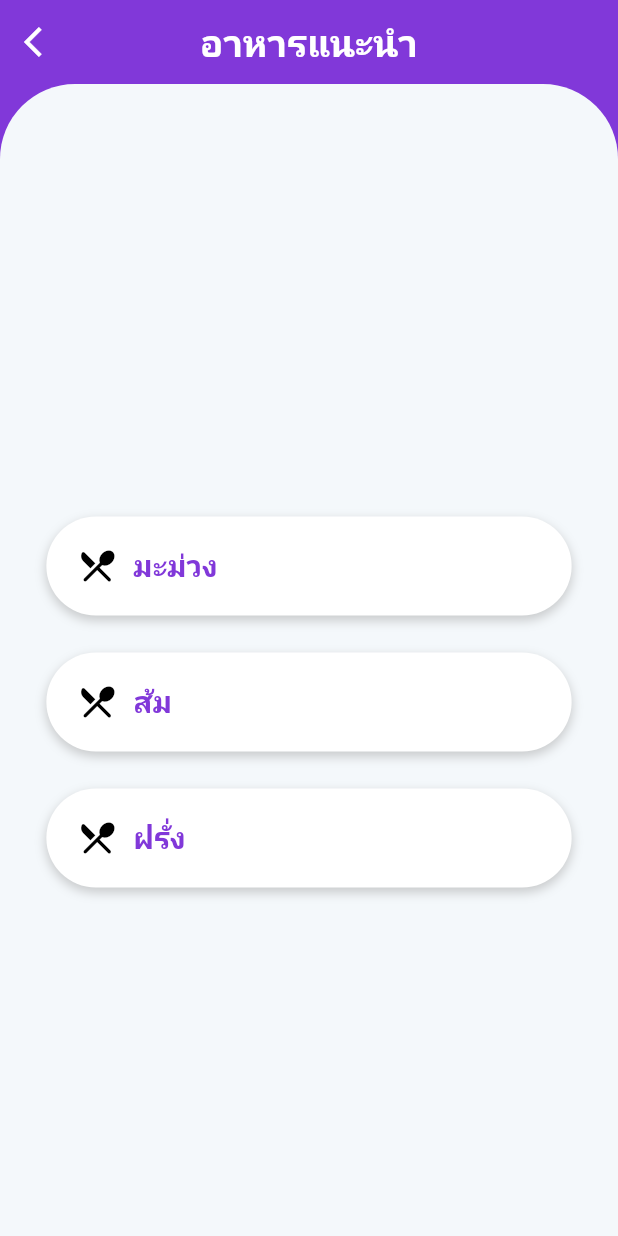
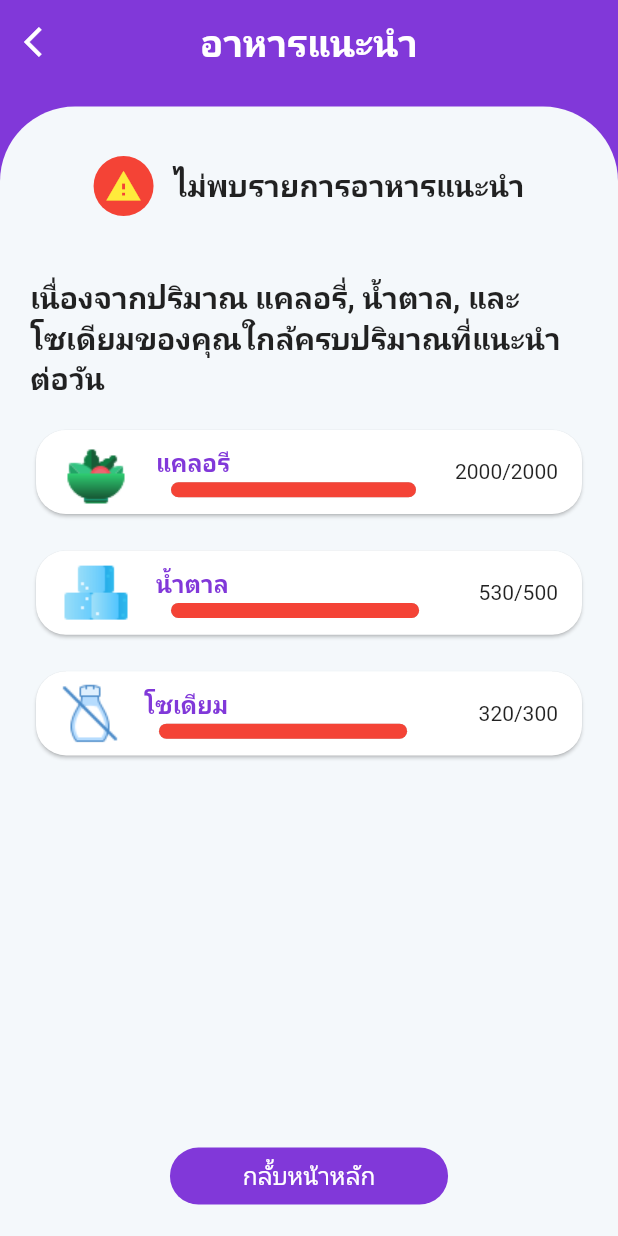
Before and after one commit to cickpoo0121/elder_eate, a Flutter app: the FoodRecommend screen opened directly, on a phone screen of 412 x 824 dp. Run offline on Flutter 3.47's test engine with Material 2 defaults, Android fonts, the phone set to English and light mode, and no system bars; drawn by our look-alikes of getwidget; our stand-ins replace flutter_svg; Roboto replaces fonts that are missing (IBMPlexSansThai).

Commit message:
food recommend เสร็จแล้ว

```diff
--- a/lib/main.dart
+++ b/lib/main.dart
@@ -2,6 +2,7 @@ import 'package:elder_eate/constant.dart';
 import 'package:elder_eate/screens/dailyEat/dailyEat.dart';
 import 'package:elder_eate/screens/food/addMeal.dart';
 import 'package:elder_eate/screens/food/foodDetail.dart';
+import 'package:elder_eate/screens/foodRecommend/foodRecommend.dart';
 import 'package:elder_eate/screens/home/body.dart';
 import 'package:elder_eate/screens/home/home.dart';
 import 'package:elder_eate/screens/init/disease.dart';
@@ -12,7 +13,6 @@ import 'package:elder_eate/screens/init/username.dart';
 import 'package:elder_eate/screens/init/weighHeight.dart';
 import 'package:elder_eate/screens/main/searchFood.dart';
 import 'package:elder_eate/screens/main/camera.dart';
-import 'package:elder_eate/screens/main/foodRecommend.dart';
 import 'package:elder_eate/screens/main/profile.dart';
 import 'package:flutter/material.dart';
 
@@ -38,6 +38,7 @@ void main() {
         '/Profile': (context) => Profile(),
         '/Camera': (context) => Camera(),
         '/SearchFood': (context) => SearchFood(),
+        '/FoodRecommend': (context) => FoodRecommend(),
       },
       theme: ThemeData(
         // primaryColor: Colors.red,
--- a/lib/screens/food/addMeal.dart
+++ b/lib/screens/food/addMeal.dart
@@ -31,6 +31,27 @@ class _AddMealState extends State<AddMeal> {
     }
   }
 
+// jump to daily eate page
+  goDailyEat() {
+    Navigator.of(context).pushAndRemoveUntil(MaterialPageRoute(
+      builder: (BuildContext context) {
+        return Home(
+          currentPage: 2,
+        );
+      },
+    ), (route) => false);
+
+    // .push(
+    //   MaterialPageRoute(
+    //     builder: (BuildContext context) {
+    //       return Home(
+    //         currentPage: 2,
+    //       );
+    //     },
+    //   ),
+    // );
+  }
+
   alert() {
     showDialog(
         context: context,
@@ -50,7 +71,9 @@ class _AddMealState extends State<AddMeal> {
             ),
             actions: [
               ElevatedButton(
-                onPressed: () {},
+                onPressed: () {
+                  goDailyEat();
+                },
                 child: Text(
                   'ยืนยัน',
                 ),
@@ -60,7 +83,9 @@ class _AddMealState extends State<AddMeal> {
                 ),
               ),
               ElevatedButton(
-                onPressed: () {},
+                onPressed: () {
+                  Navigator.pushReplacementNamed(context, '/FoodRecommend');
+                },
                 child: Text(
                   'อาหารทดแทน',
                   // style: TextStyle(color: Colors.red),
@@ -224,14 +249,8 @@ class _AddMealState extends State<AddMeal> {
                         onPressed: () {
                           // Navigator.pushNamed(context, '/Home');
 
-                          // Navigator.of(context).push(MaterialPageRoute(
-                          //     builder: (BuildContext context) {
-                          //   return Home(
-                          //     currentPage: 2,
-                          //   );
-                          // }));
                           checkDayNutri();
-                          overNutri != null ? alert() : '';
+                          overNutri != null ? alert() : goDailyEat();
                         },
                         child: Text("เพิ่มประวัติการกิน",
                             style: TextStyle(fontSize: 16)),
--- /dev/null
+++ b/lib/screens/foodRecommend/body.dart
@@ -0,0 +1,146 @@
+import 'package:elder_eate/component/nutritionPerDay.dart';
+import 'package:elder_eate/constant.dart';
+import 'package:flutter/material.dart';
+
+class FoodRecommendBody extends StatefulWidget {
+  const FoodRecommendBody({
+    Key? key,
+    // required this.calories,
+    // required this.sugar,
+    // required this.sodium,
+  }) : super(key: key);
+
+  // final int calories;
+  // final int sugar;
+  // final int sodium;
+
+  @override
+  _FoodRecommendBodyState createState() => _FoodRecommendBodyState();
+}
+
+class _FoodRecommendBodyState extends State<FoodRecommendBody> {
+  // int _calories = 0;
+  // int _sugar = 0;
+  // int _sodium = 0;
+  int event = 0; // 1 คือ รายละเอียดอาหาร , 0 รายการอาหาร
+  List<String> _icon = [
+    "assets/images/food.png",
+    "assets/images/drink.png",
+    "assets/images/dessert.png",
+    "assets/images/fruit.png"
+  ];
+  List<Map<String, dynamic>> _nutritionData = [
+    {"menu": "ข้าวต้มหมู", "datetime": DateTime.now()},
+    {"menu": "ข้าวกะเพรา", "datetime": DateTime.now()},
+    {"menu": "ข้าวพัด", "datetime": DateTime.now()},
+    {"menu": "แกงจีด", "datetime": DateTime.now()},
+  ];
+
+  List<double> nutritionValue = [2000, 530, 320];
+  List<double> maxNutrition = [2000, 500, 300];
+
+  @override
+  void initState() {
+    super.initState();
+    // _calories = widget.calories;
+    // _sugar = widget.sugar;
+    // _sodium = widget.sodium;
+  }
+
+  @override
+  Widget build(BuildContext context) {
+    Size size = MediaQuery.of(context).size;
+    return noRecommend(size);
+  }
+
+  Widget haveRecommend(size) {
+    return ListView.builder(
+      shrinkWrap: true,
+      itemCount: _icon.length,
+      itemBuilder: (context, index) {
+        return Column(
+          children: [
+            SizedBox(
+              height: size.height * 0.02,
+            ),
+            Card(
+              shape: RoundedRectangleBorder(
+                  borderRadius: BorderRadius.circular(20)),
+              child: ListTile(
+                onTap: () => Navigator.pushNamed(context, '/FoodDetail',
+                    arguments: event),
+                leading: Image.asset(
+                  _icon[0],
+                  height: size.height * 0.07,
+                ),
+                title: Padding(
+                  padding: const EdgeInsets.only(left: 20),
+                  child: Text(
+                    _nutritionData[index]['menu'],
+                    // textAlign: TextAlign.left,
+                    style: TextStyle(
+                        color: pDetailTxtColor,
+                        fontWeight: FontWeight.bold,
+                        fontSize: 18),
+                  ),
+                ),
+                // trailing: Padding(
+                //   padding: const EdgeInsets.only(left: 20),
+                //   child: Text(
+                //     _nutritionData[index]['menu'],
+                //     // textAlign: TextAlign.left,
+                //     style: TextStyle(
+                //         color: pDetailTxtColor,
+                //         fontWeight: FontWeight.bold,
+                //         fontSize: 18),
+                //   ),
+                // ),
+              ),
+            ),
+          ],
+        );
+      },
+    );
+  }
+
+  Widget noRecommend(size) {
+    return Column(
+      children: [
+        SizedBox(
+          height: size.height * 0.02,
+        ),
+        Row(
+          mainAxisAlignment: MainAxisAlignment.center,
+          children: [
+            CircleAvatar(
+              // radius: size.width * 0.05,
+              backgroundColor: Colors.red,
+              foregroundColor: Colors.yellow,
+              child: Icon(
+                Icons.warning,
+                // color: Colors.yellow,
+                size: size.width * 0.06,
+              ),
+            ),
+            SizedBox(
+              width: size.width * 0.03,
+            ),
+            Text(
+              'ไม่พบรายการอาหารแนะนำ',
+              style: TextStyle(fontSize: 20, fontWeight: FontWeight.bold),
+            )
+          ],
+        ),
+        SizedBox(
+          height: size.height * 0.05,
+        ),
+        Text(
+          'เนื่องจากปริมาณ แคลอรี่, น้ำตาล, และโซเดียมของคุณใกล้ครบปริมาณที่แนะนำต่อวัน',
+          style: TextStyle(fontSize: 20, fontWeight: FontWeight.bold),
+        ),
+        NutritionPerDay(
+            nutritionValue: nutritionValue, maxNutrition: maxNutrition)
+      ],
+    );
+  }
+}
--- /dev/null
+++ b/lib/screens/foodRecommend/foodRecommend.dart
@@ -0,0 +1,78 @@
+import 'package:elder_eate/constant.dart';
+import 'package:elder_eate/screens/foodRecommend/body.dart';
+import 'package:flutter/material.dart';
+
+class FoodRecommend extends StatefulWidget {
+  const FoodRecommend({Key? key}) : super(key: key);
+
+  @override
+  _FoodRecommendState createState() => _FoodRecommendState();
+}
+
+class _FoodRecommendState extends State<FoodRecommend> {
+  @override
+  Widget build(BuildContext context) {
+    Size size = MediaQuery.of(context).size;
+
+    return Scaffold(
+      backgroundColor: pHeaderTabColor,
+      resizeToAvoidBottomInset: false,
+      appBar: AppBar(
+        leading: IconButton(
+          icon: Icon(Icons.arrow_back_ios, color: Colors.white),
+          onPressed: () => Navigator.of(context).pop(),
+        ),
+        backgroundColor: pHeaderTabColor,
+        centerTitle: true,
+        title: Text(
+          'อาหารแนะนำ',
+          style: Theme.of(context).textTheme.headline1,
+        ),
+        elevation: 0.0,
+      ),
+      body: SingleChildScrollView(
+        child: Padding(
+          padding: const EdgeInsets.only(top: 15),
+          child: ConstrainedBox(
+            constraints:
+                BoxConstraints(minHeight: size.height, minWidth: size.width),
+            child: Container(
+              decoration: BoxDecoration(
+                color: pBackgroundColor,
+                borderRadius: BorderRadius.only(
+                  topLeft: Radius.circular(50),
+                  topRight: Radius.circular(50),
+                ),
+              ),
+              child: Padding(
+                padding: pPadding,
+                child: Column(
+                  crossAxisAlignment: CrossAxisAlignment.center,
+                  children: [
+                    SizedBox(
+                      height: size.height * 0.02,
+                    ),
+                    FoodRecommendBody(),
+                  ],
+                ),
+              ),
+            ),
+          ),
+        ),
+      ),
+      floatingActionButtonLocation: FloatingActionButtonLocation.centerFloat,
+      floatingActionButton: Container(
+        width: size.width * 0.45,
+        child: TextButton(
+          onPressed: () {
+            Navigator.pushReplacementNamed(context, '/Home');
+          },
+          child: Text(
+            'กลั้บหน้าหลัก',
+            style: TextStyle(fontSize: 16),
+          ),
+        ),
+      ),
+    );
+  }
+}
--- a/lib/screens/home/body.dart
+++ b/lib/screens/home/body.dart
@@ -1,4 +1,4 @@
-import 'package:elder_eate/screens/home/nutritionPerDay.dart';
+import 'package:elder_eate/component/nutritionPerDay.dart';
 import 'package:elder_eate/constant.dart';
 import 'package:flutter/material.dart';
 import 'package:flutter_svg/flutter_svg.dart';
--- a/lib/screens/main/foodRecommend.dart
+++ /dev/null
@@ -1,164 +0,0 @@
-import 'package:elder_eate/constant.dart';
-import 'package:flutter/material.dart';
-
-class FoodRecommend extends StatefulWidget {
-  const FoodRecommend({Key? key}) : super(key: key);
-
-  @override
-  _FoodRecommendState createState() => _FoodRecommendState();
-}
-
-class _FoodRecommendState extends State<FoodRecommend> {
-  @override
-  Widget build(BuildContext context) {
-    Size size = MediaQuery.of(context).size;
-
-    return Scaffold(
-        backgroundColor: pHeaderTabColor,
-        resizeToAvoidBottomInset: false,
-        appBar: AppBar(
-          leading: IconButton(
-            icon: Icon(Icons.arrow_back_ios, color: Colors.white),
-            onPressed: () => Navigator.of(context).pop(),
-          ),
-          backgroundColor: pHeaderTabColor,
-          centerTitle: true,
-          title: Text(
-            'อาหารแนะนำ',
-            style: Theme.of(context).textTheme.headline1,
-          ),
-            elevation: 0.0,
-        ),
-        body: SingleChildScrollView(
-          child: (ConstrainedBox(
-              constraints:
-              BoxConstraints(minHeight: size.height, minWidth: size.width),
-              child: Container(
-                decoration: BoxDecoration(
-                  color: pBackgroundColor,
-                  borderRadius: BorderRadius.only(
-                    topLeft: Radius.circular(50),
-                    topRight: Radius.circular(50),
-                  ),
-                ),
-                child: Center(
-                  child: Column(
-                    children: [
-                      Container(
-                          decoration: BoxDecoration(
-                              boxShadow: [
-                                BoxShadow(
-                                  color: Colors.grey.withOpacity(0.5),
-                                  spreadRadius: 0.5,
-                                  blurRadius: 5,
-                                  offset: Offset(
-                                      0, 3), // changes position of shadow
-                                ),
-                              ],
-                              borderRadius: BorderRadius.circular(40.0),
-                              color: sBackgroundColor),
-                          height: size.height * 0.08,
-                          width: size.width * 0.85,
-                          child: Padding(
-                            padding: EdgeInsets.only(left: 20.0),
-                            child: Row(
-                              children: <Widget>[
-                                Icon(
-                                  Icons.local_dining_rounded,
-                                  color: Colors.black,
-                                  size: 28,
-                                ),
-                                Padding(
-                                  padding: EdgeInsets.only(left: 10.0),
-                                  child: Text(
-                                    "มะม่วง",
-                                    style:
-                                        Theme.of(context).textTheme.headline2,
-                                  ),
-                                ),
-                              ],
-                            ),
-                          )),
-                      SizedBox(
-                        height: size.height * 0.03,
-                      ),
-                      Container(
-                          decoration: BoxDecoration(
-                              boxShadow: [
-                                BoxShadow(
-                                  color: Colors.grey.withOpacity(0.5),
-                                  spreadRadius: 0.5,
-                                  blurRadius: 5,
-                                  offset: Offset(
-                                      0, 3), // changes position of shadow
-                                ),
-                              ],
-                              borderRadius: BorderRadius.circular(40.0),
-                              color: sBackgroundColor),
-                          height: size.height * 0.08,
-                          width: size.width * 0.85,
-                          child: Padding(
-                            padding: EdgeInsets.only(left: 20.0),
-                            child: Row(
-                              children: <Widget>[
-                                Icon(
-                                  Icons.local_dining_rounded,
-                                  color: Colors.black,
-                                  size: 28,
-                                ),
-                                Padding(
-                                  padding: EdgeInsets.only(left: 10.0),
-                                  child: Text(
-                                    "ส้ม",
-                                    style:
-                                        Theme.of(context).textTheme.headline2,
-                                  ),
-                                ),
-                              ],
-                            ),
-                          )),
-                      SizedBox(
-                        height: size.height * 0.03,
-                      ),
-                      Container(
-                          decoration: BoxDecoration(
-                              boxShadow: [
-                                BoxShadow(
-                                  color: Colors.grey.withOpacity(0.5),
-                                  spreadRadius: 0.5,
-                                  blurRadius: 5,
-                                  offset: Offset(
-                                      0, 3), // changes position of shadow
-                                ),
-                              ],
-                              borderRadius: BorderRadius.circular(40.0),
-                              color: sBackgroundColor),
-                          height: size.height * 0.08,
-                          width: size.width * 0.85,
-                          child: Padding(
-                            padding: EdgeInsets.only(left: 20.0),
-                            child: Row(
-                              children: <Widget>[
-                                Icon(
-                                  Icons.local_dining_rounded,
-                                  color: Colors.black,
-                                  size: 28,
-                                ),
-                                Padding(
-                                  padding: EdgeInsets.only(left: 10.0),
-                                  child: Text(
-                                    "ฝรั่ง",
-                                    style:
-                                        Theme.of(context).textTheme.headline2,
-                                  ),
-                                ),
-                              ],
-                            ),
-                          )),
-                    ],
-                  ),
-                ),
-              ))),
-        ));
-  }
-}
```
Also changed, not shown: lib/component/nutritionPerDay.dart (renamed from lib/screens/home/nutritionPerDay.dart).
